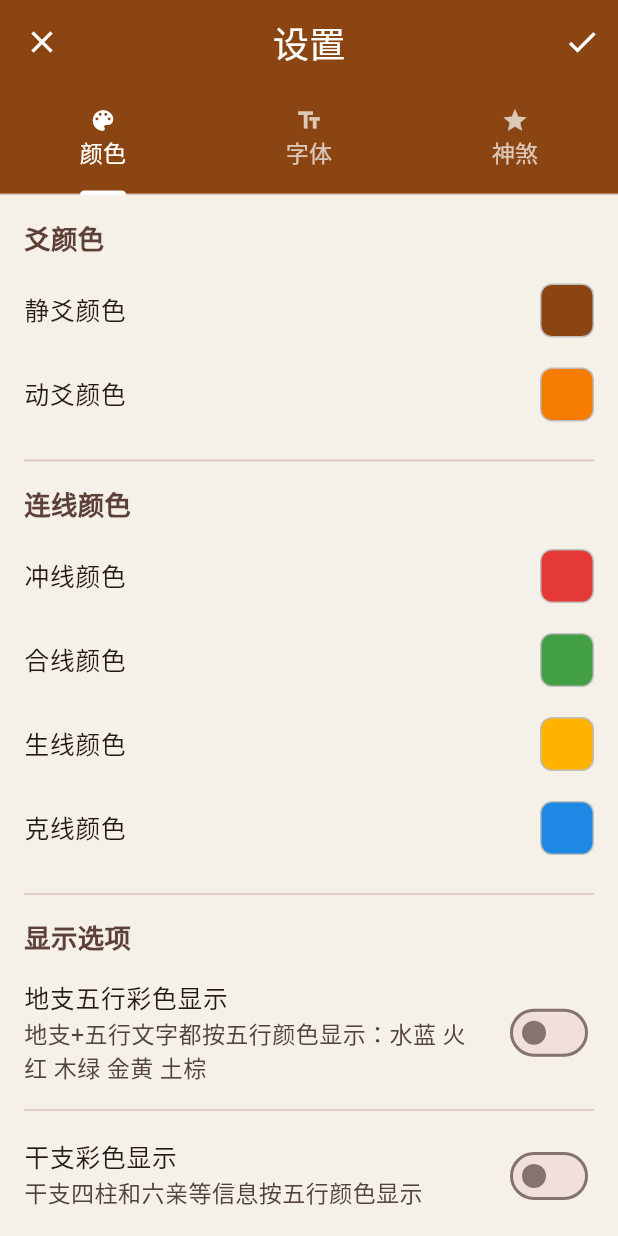
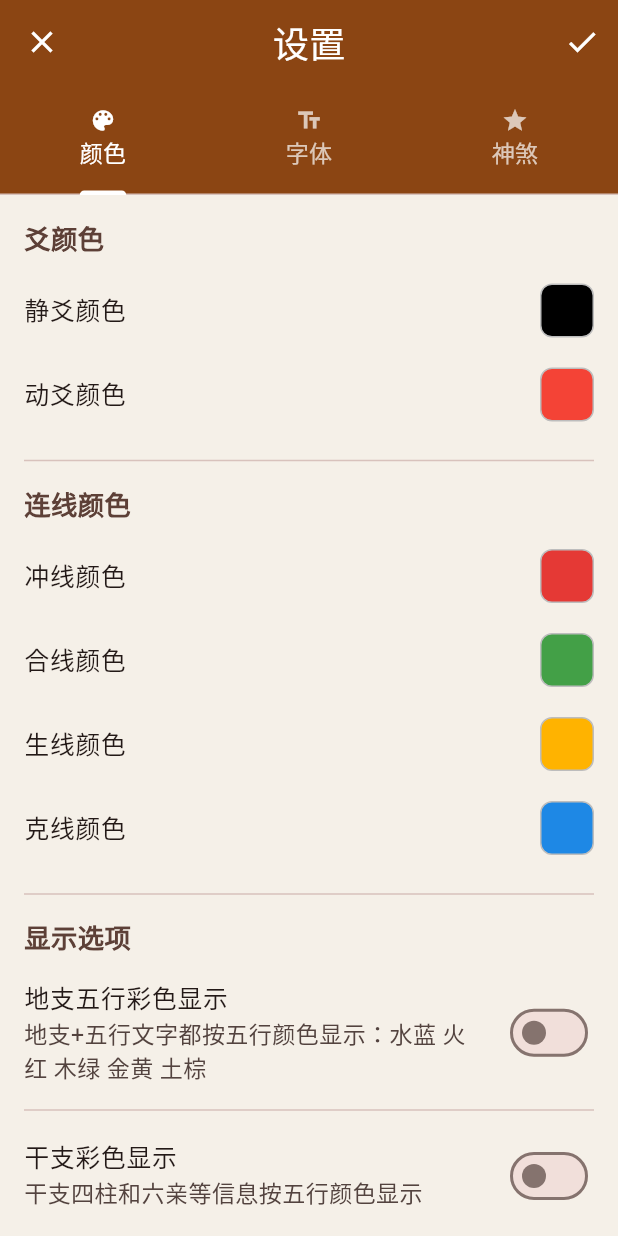
Before and after one commit to jiangbocn-sys/liuyao-app, a Flutter app: the SettingsScreen screen opened directly, on a phone screen of 412 x 824 dp. Run offline on Flutter 3.47's test engine with Material 3 defaults, Android fonts, the phone set to English and light mode, and no system bars; our stand-ins replace image_picker, sensors_plus, share_plus, shared_preferences, sqflite, webview_flutter; missing offline and left inert: google_mlkit_text_recognition; accounts and stored records are empty.

Commit message:
chore: 默认静爻黑色、动爻红色

```diff
--- a/lib/models/app_settings.dart
+++ b/lib/models/app_settings.dart
@@ -86,8 +86,8 @@ class AppSettings {
     double? ganZhiFontSize,
     double? xunKongFontSize,
     List<String>? visibleShensha,
-  })  : staticYaoColor = staticYaoColor ?? const Color(0xFF8B4513),
-        dongYaoColor = dongYaoColor ?? Colors.orange.shade700,
+  })  : staticYaoColor = staticYaoColor ?? Colors.black,
+        dongYaoColor = dongYaoColor ?? Colors.red,
         yaoFontSize = yaoFontSize ?? 10,
         chongLineColor = chongLineColor ?? const Color(0xFFE53935),
         heLineColor = heLineColor ?? const Color(0xFF43A047),
--- a/lib/version.dart
+++ b/lib/version.dart
@@ -1,4 +1,4 @@
 /// 应用版本号
 /// 更新时同步修改 pubspec.yaml 中的 version
 const String appVersion = '1.2.1';
-const int appBuildNumber = 22;
+const int appBuildNumber = 23;
--- a/pubspec.yaml
+++ b/pubspec.yaml
@@ -16,7 +16,7 @@ publish_to: 'none' # Remove this line if you wish to publish to pub.dev
 # https://developer.apple.com/library/archive/documentation/General/Reference/InfoPlistKeyReference/Articles/CoreFoundationKeys.html
 # In Windows, build-name is used as the major, minor, and patch parts
 # of the product and file versions while build-number is used as the build suffix.
-version: 1.2.1+22
+version: 1.2.1+23
 
 environment:
   sdk: ^3.12.2
```
Also changed, not shown: 1 other file.
